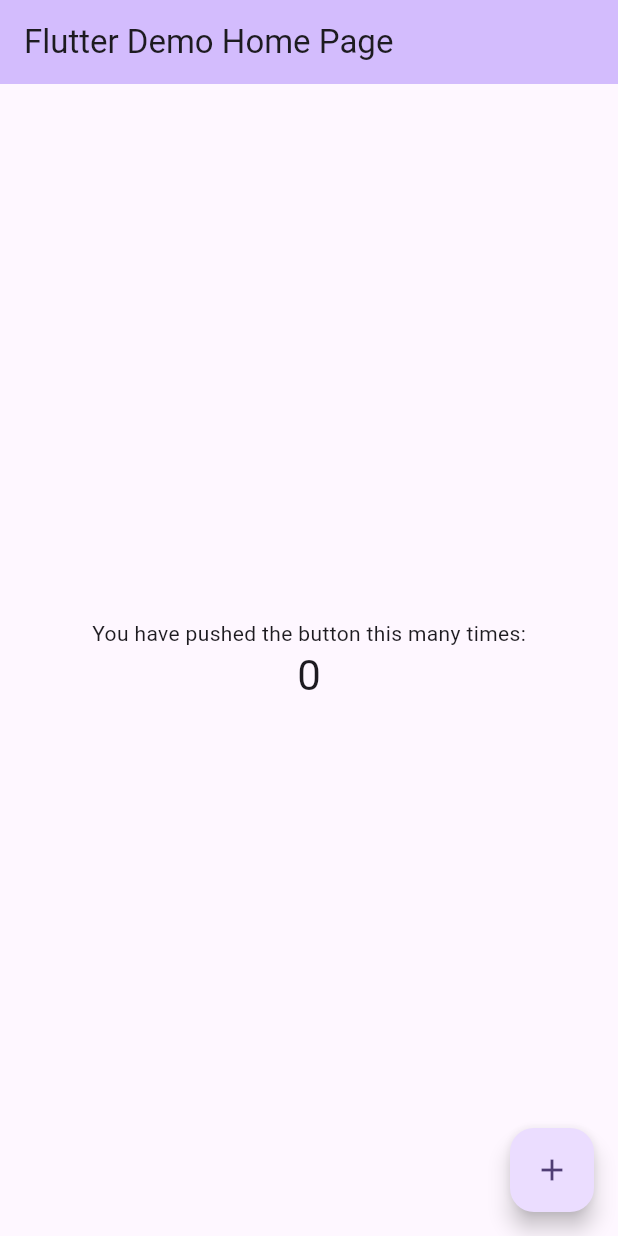
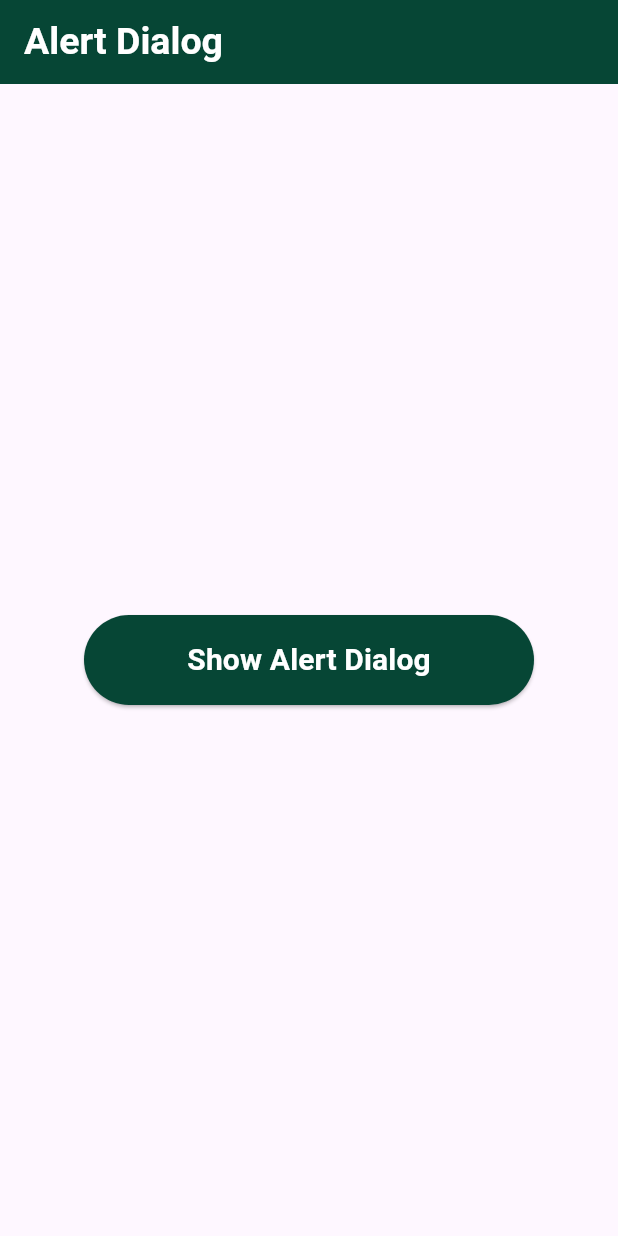
Before and after one commit to alhasann351/alert_dialog, a Flutter app: the screen it shows after launch, on a phone screen of 412 x 824 dp. Run offline on Flutter 3.47's test engine with Material 3 defaults, Android fonts, the phone set to English and light mode, and no system bars; our stand-ins replace google_fonts; Roboto replaces fonts that are missing (Amaranth).

Commit message:
add simple alert dialog

```diff
--- a/lib/main.dart
+++ b/lib/main.dart
@@ -1,4 +1,5 @@
 import 'package:flutter/material.dart';
+import 'package:google_fonts/google_fonts.dart';
 
 void main() {
   runApp(const MyApp());
@@ -10,114 +11,76 @@ class MyApp extends StatelessWidget {
   @override
   Widget build(BuildContext context) {
     return MaterialApp(
+      debugShowCheckedModeBanner: false,
       theme: ThemeData(
-        // This is the theme of your application.
-        //
-        // TRY THIS: Try running your application with "flutter run". You'll see
-        // the application has a purple toolbar. Then, without quitting the app,
-        // try changing the seedColor in the colorScheme below to Colors.green
-        // and then invoke "hot reload" (save your changes or press the "hot
-        // reload" button in a Flutter-supported IDE, or press "r" if you used
-        // the command line to start the app).
-        //
-        // Notice that the counter didn't reset back to zero; the application
-        // state is not lost during the reload. To reset the state, use hot
-        // restart instead.
-        //
-        // This works for code too, not just values: Most code changes can be
-        // tested with just a hot reload.
-        colorScheme: ColorScheme.fromSeed(seedColor: Colors.deepPurple),
-        useMaterial3: true,
+        primaryColor: const Color(0xFF064635),
+        textTheme: GoogleFonts.amaranthTextTheme(),
       ),
-      home: const MyHomePage(title: 'Flutter Demo Home Page'),
+      home: const MyHomePage(),
     );
   }
 }
 
 class MyHomePage extends StatefulWidget {
-  const MyHomePage({super.key, required this.title});
-
-  // This widget is the home page of your application. It is stateful, meaning
-  // that it has a State object (defined below) that contains fields that affect
-  // how it looks.
-
-  // This class is the configuration for the state. It holds the values (in this
-  // case the title) provided by the parent (in this case the App widget) and
-  // used by the build method of the State. Fields in a Widget subclass are
-  // always marked "final".
-
-  final String title;
+  const MyHomePage({super.key});
 
   @override
   State<MyHomePage> createState() => _MyHomePageState();
 }
 
 class _MyHomePageState extends State<MyHomePage> {
-  int _counter = 0;
-
-  void _incrementCounter() {
-    setState(() {
-      // This call to setState tells the Flutter framework that something has
-      // changed in this State, which causes it to rerun the build method below
-      // so that the display can reflect the updated values. If we changed
-      // _counter without calling setState(), then the build method would not be
-      // called again, and so nothing would appear to happen.
-      _counter++;
-    });
+  //alert dialog
+  myAlertDialog(context) {
+    showDialog(
+      context: context,
+      builder: (context) {
+        return Expanded(
+          child: AlertDialog(
+            backgroundColor: Theme.of(context).primaryColor,
+            title: const Text('Alert Dialog'),
+            content: const Text('This is a Simple Flutter App Alert Dialog'),
+          ),
+        );
+      },
+    );
   }
 
   @override
   Widget build(BuildContext context) {
-    // This method is rerun every time setState is called, for instance as done
-    // by the _incrementCounter method above.
-    //
-    // The Flutter framework has been optimized to make rerunning build methods
-    // fast, so that you can just rebuild anything that needs updating rather
-    // than having to individually change instances of widgets.
     return Scaffold(
       appBar: AppBar(
-        // TRY THIS: Try changing the color here to a specific color (to
-        // Colors.amber, perhaps?) and trigger a hot reload to see the AppBar
-        // change color while the other colors stay the same.
-        backgroundColor: Theme.of(context).colorScheme.inversePrimary,
-        // Here we take the value from the MyHomePage object that was created by
-        // the App.build method, and use it to set our appbar title.
-        title: Text(widget.title),
+        backgroundColor: Theme.of(context).primaryColor,
+        title: const Text(
+          'Alert Dialog',
+          style: TextStyle(
+            fontSize: 25,
+            fontWeight: FontWeight.bold,
+            color: Colors.white,
+          ),
+        ),
       ),
       body: Center(
-        // Center is a layout widget. It takes a single child and positions it
-        // in the middle of the parent.
-        child: Column(
-          // Column is also a layout widget. It takes a list of children and
-          // arranges them vertically. By default, it sizes itself to fit its
-          // children horizontally, and tries to be as tall as its parent.
-          //
-          // Column has various properties to control how it sizes itself and
-          // how it positions its children. Here we use mainAxisAlignment to
-          // center the children vertically; the main axis here is the vertical
-          // axis because Columns are vertical (the cross axis would be
-          // horizontal).
-          //
-          // TRY THIS: Invoke "debug painting" (choose the "Toggle Debug Paint"
-          // action in the IDE, or press "p" in the console), to see the
-          // wireframe for each widget.
-          mainAxisAlignment: MainAxisAlignment.center,
-          children: <Widget>[
-            const Text(
-              'You have pushed the button this many times:',
+        child: SizedBox(
+          height: 60,
+          width: 300,
+          child: ElevatedButton(
+            style: ElevatedButton.styleFrom(
+              backgroundColor: Theme.of(context).primaryColor,
             ),
-            Text(
-              '$_counter',
-              style: Theme.of(context).textTheme.headlineMedium,
+            onPressed: () {
+              myAlertDialog(context);
+            },
+            child: const Text(
+              'Show Alert Dialog',
+              style: TextStyle(
+                fontWeight: FontWeight.bold,
+                fontSize: 20,
+                color: Colors.white,
+              ),
             ),
-          ],
+          ),
         ),
       ),
-      floatingActionButton: FloatingActionButton(
-        onPressed: _incrementCounter,
-        tooltip: 'Increment',
-        child: const Icon(Icons.add),
-      ), // This trailing comma makes auto-formatting nicer for build methods.
     );
   }
 }
--- a/pubspec.yaml
+++ b/pubspec.yaml
@@ -35,6 +35,7 @@ dependencies:
   # The following adds the Cupertino Icons font to your application.
   # Use with the CupertinoIcons class for iOS style icons.
   cupertino_icons: ^1.0.2
+  google_fonts:
 
 dev_dependencies:
   flutter_test:
```
Also changed, not shown: pubspec.lock.
